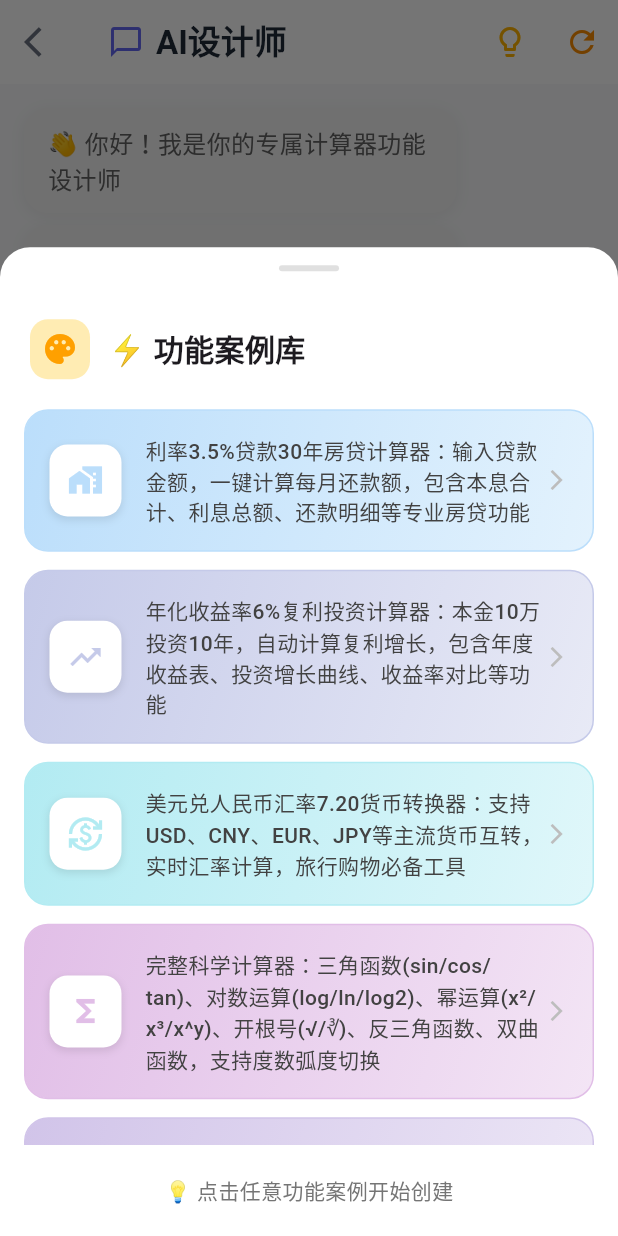
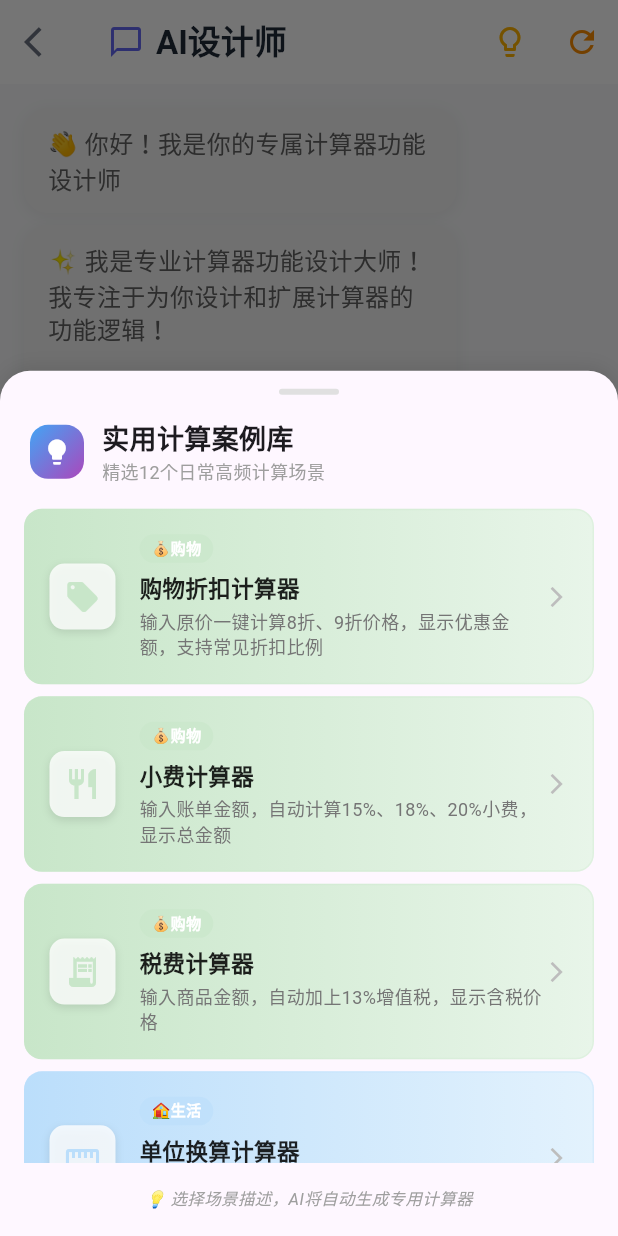
Before and after one commit to visionwise-nick/Queee-Calculator, a Flutter app: the AICustomizeScreen screen opened directly, after a tap on the "lightbulb outline" icon, on a phone screen of 412 x 824 dp. Run offline on Flutter 3.47's test engine with Material 3 defaults, Android fonts, the phone set to English and light mode, and no system bars; our stand-ins replace math_expressions, shared_preferences; accounts and stored records are empty; Roboto replaces fonts that are missing (SF Pro Display).

```diff
--- a/lib/screens/ai_customize_screen.dart
+++ b/lib/screens/ai_customize_screen.dart
@@ -322,158 +322,195 @@ class _AICustomizeScreenState extends State<AICustomizeScreen>
     }
   }
 
-
-
-
-
-
-
   void _showQuickReplies() {
     final quickReplies = [
-      // 🏦 金融计算专家级
-      '利率3.5%贷款30年房贷计算器：输入贷款金额，一键计算每月还款额，包含本息合计、利息总额、还款明细等专业房贷功能',
-      '年化收益率6%复利投资计算器：本金10万投资10年，自动计算复利增长，包含年度收益表、投资增长曲线、收益率对比等功能',
-      '美元兑人民币汇率7.20货币转换器：支持USD、CNY、EUR、JPY等主流货币互转，实时汇率计算，旅行购物必备工具',
+      // 💰 日常购物场景 - 最高频实用
+      '购物折扣计算器：输入原价一键计算8折、9折价格，显示优惠金额，支持常见折扣比例',
+      '小费计算器：输入账单金额，自动计算15%、18%、20%小费，显示总金额',
+      '税费计算器：输入商品金额，自动加上13%增值税，显示含税价格',
 
-      // 🔬 科学计算专业级
-      '完整科学计算器：三角函数(sin/cos/tan)、对数运算(log/ln/log2)、幂运算(x²/x³/x^y)、开根号(√/∛)、反三角函数、双曲函数，支持度数弧度切换',
-      '工程师专用计算器：精密计算工具，包含科学常数(π/e)、统计函数(均值/方差/标准差)、组合排列(C/P)、阶乘、倒数等高级数学函数',
-      '程序员进制转换器：支持二进制、八进制、十进制、十六进制互转，位运算(AND/OR/XOR)，编程开发必备工具',
+      // 🏠 生活实用场景 - 简单实用
+      '单位换算计算器：支持常用单位转换，英寸转厘米、华氏度转摄氏度、磅转公斤',
+      'BMI计算器：输入身高体重，计算BMI指数，显示健康状态评估',
+      '油耗计算器：输入里程和油费，计算每公里油耗成本',
 
-      // 💼 实用工具专家级
-      'BMI健康指数计算器：输入身高体重自动计算BMI指数，提供健康评估建议，支持国际标准和亚洲标准对比分析',
-      '多功能单位转换器：长度(厘米↔英寸↔英尺)、重量(公斤↔磅↔盎司)、温度(摄氏度↔华氏度)、面积体积转换，生活工作全覆盖',
-      '智能折扣税费计算器：打8折+13%税费一键计算，支持优惠券叠加、会员折扣、税率计算，购物省钱神器',
+      // 📊 学习工作场景 - 高频使用
+      '百分比计算器：快速计算百分比、百分比增减、占比分析等常用百分比运算',
+      '平均分计算器：输入多个成绩，自动计算平均分、总分、最高最低分',
+      '比例计算器：解决比例问题，如3:4=x:12，自动计算未知数',
 
-      // 🎯 专业定制计算器
-      '餐厅小费计算器：15%/18%/20%小费标准，按人数平摊账单，支持自定义小费比例，聚餐必备工具',
-      '燃油效率计算器：油价8.5元/升，输入里程自动计算油费，支持百公里油耗、每公里成本分析，开车省钱助手',
-      '学生成绩统计器：输入各科分数自动计算平均分、总分、排名预估，支持加权平均、学分计算，学习成绩管理专家',
+      // 💼 基础金融场景 - 简化版本
+      '汇率换算器：美元、欧元、日元与人民币互换，支持常见汇率计算',
+      '利息计算器：计算存款利息、简单复利，输入本金利率自动计算收益',
+      '分期计算器：信用卡分期、花呗分期月供计算，支持常见分期期数',
     ];
 
     showModalBottomSheet(
       context: context,
+      isScrollControlled: true,
       backgroundColor: Colors.transparent,
-      isScrollControlled: true,
-      builder: (context) => Container(
-        height: MediaQuery.of(context).size.height * 0.8,
-        decoration: const BoxDecoration(
-          color: Colors.white,
-          borderRadius: BorderRadius.vertical(top: Radius.circular(20)),
+      builder: (context) {
+        return DraggableScrollableSheet(
+          initialChildSize: 0.7,
+          maxChildSize: 0.9,
+          minChildSize: 0.3,
+          builder: (context, scrollController) {
+            return Container(
+              decoration: BoxDecoration(
+                color: Theme.of(context).colorScheme.surface,
+                borderRadius: const BorderRadius.vertical(top: Radius.circular(20)),
+                boxShadow: [
+                  BoxShadow(
+                    color: Colors.black.withValues(alpha: 0.1),
+                    blurRadius: 10,
+                    offset: const Offset(0, -2),
+                  ),
+                ],
               ),
               child: Column(
                 children: [
+                  // 顶部拖拽指示器
                   Container(
+                    margin: const EdgeInsets.only(top: 12, bottom: 8),
                     width: 40,
                     height: 4,
-              margin: const EdgeInsets.symmetric(vertical: 12),
                     decoration: BoxDecoration(
                       color: Colors.grey.shade300,
                       borderRadius: BorderRadius.circular(2),
                     ),
                   ),
+
+                  // 标题
                   Padding(
-              padding: const EdgeInsets.all(20),
+                    padding: const EdgeInsets.symmetric(horizontal: 20, vertical: 8),
                     child: Row(
                       children: [
                         Container(
                           padding: const EdgeInsets.all(8),
                           decoration: BoxDecoration(
-                      color: Colors.amber.shade100,
+                            gradient: LinearGradient(
+                              colors: [Colors.blue.shade400, Colors.purple.shade400],
+                              begin: Alignment.topLeft,
+                              end: Alignment.bottomRight,
+                            ),
                             borderRadius: BorderRadius.circular(12),
                           ),
-                    child: Icon(Icons.palette, color: Colors.amber.shade700),
+                          child: const Icon(Icons.lightbulb, color: Colors.white, size: 20),
                         ),
                         const SizedBox(width: 12),
-                  const Text(
-                    '⚡ 功能案例库',
-                    style: TextStyle(fontSize: 20, fontWeight: FontWeight.bold),
+                        const Expanded(
+                          child: Column(
+                            crossAxisAlignment: CrossAxisAlignment.start,
+                            children: [
+                              Text(
+                                '实用计算案例库',
+                                style: TextStyle(
+                                  fontSize: 18,
+                                  fontWeight: FontWeight.bold,
+                                ),
+                              ),
+                              Text(
+                                '精选12个日常高频计算场景',
+                                style: TextStyle(
+                                  fontSize: 12,
+                                  color: Colors.grey,
+                                ),
                               ),
                             ],
                           ),
                         ),
+                      ],
+                    ),
+                  ),
+
+                  // 案例列表
                   Expanded(
                     child: ListView.builder(
-                padding: const EdgeInsets.symmetric(horizontal: 16),
+                      controller: scrollController,
+                      padding: const EdgeInsets.symmetric(horizontal: 16, vertical: 8),
                       itemCount: quickReplies.length,
                       itemBuilder: (context, index) {
-                  final reply = quickReplies[index];
+                        // 按类别分组的颜色和图标
                         final colors = [
-                    // 🏦 金融计算专家级 - 蓝色系
+                          // 购物场景 - 绿色系
+                          [Colors.green.shade100, Colors.green.shade50],
+                          [Colors.green.shade100, Colors.green.shade50],
+                          [Colors.green.shade100, Colors.green.shade50],
+                          // 生活实用 - 蓝色系
                           [Colors.blue.shade100, Colors.blue.shade50],
-                    [Colors.indigo.shade100, Colors.indigo.shade50],
-                    [Colors.cyan.shade100, Colors.cyan.shade50],
-
-                    // 🔬 科学计算专业级 - 紫色系
+                          [Colors.blue.shade100, Colors.blue.shade50],
+                          [Colors.blue.shade100, Colors.blue.shade50],
+                          // 学习工作 - 紫色系
                           [Colors.purple.shade100, Colors.purple.shade50],
-                    [Colors.deepPurple.shade100, Colors.deepPurple.shade50],
-                    [Colors.teal.shade100, Colors.teal.shade50],
-
-                    // 💼 实用工具专家级 - 绿色系
-                    [Colors.green.shade100, Colors.green.shade50],
-                    [Colors.lightGreen.shade100, Colors.lightGreen.shade50],
+                          [Colors.purple.shade100, Colors.purple.shade50],
+                          [Colors.purple.shade100, Colors.purple.shade50],
+                          // 基础金融 - 橙色系
                           [Colors.orange.shade100, Colors.orange.shade50],
-
-                    // 🎯 专业定制计算器 - 暖色系
-                    [Colors.pink.shade100, Colors.pink.shade50],
-                    [Colors.amber.shade100, Colors.amber.shade50],
-                    [Colors.red.shade100, Colors.red.shade50],
+                          [Colors.orange.shade100, Colors.orange.shade50],
+                          [Colors.orange.shade100, Colors.orange.shade50],
                         ];
 
                         final colorPair = colors[index % colors.length];
                         final icons = [
-                    // 🏦 金融计算专家级
-                    Icons.home_work,           // 房贷计算器
-                    Icons.trending_up,         // 复利投资计算器
-                    Icons.currency_exchange,   // 货币转换器
+                          // 购物场景
+                          Icons.local_offer,    // 折扣
+                          Icons.restaurant,     // 小费
+                          Icons.receipt_long,   // 税费
+                          // 生活实用
+                          Icons.straighten,     // 单位换算
+                          Icons.monitor_weight, // BMI
+                          Icons.local_gas_station, // 油耗
+                          // 学习工作
+                          Icons.percent,        // 百分比
+                          Icons.calculate,      // 平均分
+                          Icons.compare_arrows, // 比例
+                          // 基础金融
+                          Icons.currency_exchange, // 汇率
+                          Icons.savings,        // 利息
+                          Icons.credit_card,    // 分期
+                        ];
 
-                    // 🔬 科学计算专业级
-                    Icons.functions,           // 完整科学计算器
-                    Icons.engineering,         // 工程师专用计算器
-                    Icons.developer_mode,      // 程序员进制转换器
-
-                    // 💼 实用工具专家级
-                    Icons.health_and_safety,   // BMI健康指数计算器
-                    Icons.swap_horiz,          // 多功能单位转换器
-                    Icons.local_offer,         // 智能折扣税费计算器
-
-                    // 🎯 专业定制计算器
-                    Icons.restaurant,          // 餐厅小费计算器
-                    Icons.local_gas_station,   // 燃油效率计算器
-                    Icons.school,              // 学生成绩统计器
+                        final categories = [
+                          '💰购物', '💰购物', '💰购物',
+                          '🏠生活', '🏠生活', '🏠生活',
+                          '📊学习', '📊学习', '📊学习',
+                          '💼金融', '💼金融', '💼金融',
                         ];
 
                         return Container(
-                    margin: const EdgeInsets.only(bottom: 12),
+                          margin: const EdgeInsets.only(bottom: 8),
+                          decoration: BoxDecoration(
+                            gradient: LinearGradient(
+                              colors: colorPair,
+                              begin: Alignment.centerLeft,
+                              end: Alignment.centerRight,
+                            ),
+                            borderRadius: BorderRadius.circular(12),
+                            border: Border.all(
+                              color: colorPair[0].withValues(alpha: 0.3),
+                              width: 1,
+                            ),
+                          ),
                           child: Material(
                             color: Colors.transparent,
                             child: InkWell(
+                              borderRadius: BorderRadius.circular(12),
                               onTap: () {
                                 Navigator.pop(context);
-                          _sendMessage(reply);
+                                _sendMessage(quickReplies[index]);
                               },
-                        borderRadius: BorderRadius.circular(16),
-                        child: Container(
+                              child: Padding(
                                 padding: const EdgeInsets.all(16),
-                          decoration: BoxDecoration(
-                            gradient: LinearGradient(
-                              colors: colorPair,
-                              begin: Alignment.topLeft,
-                              end: Alignment.bottomRight,
-                            ),
-                            borderRadius: BorderRadius.circular(16),
-                            border: Border.all(color: colorPair[0]),
-                          ),
                                 child: Row(
                                   children: [
                                     Container(
-                                padding: const EdgeInsets.all(12),
+                                      padding: const EdgeInsets.all(10),
                                       decoration: BoxDecoration(
-                                  color: Colors.white,
-                                  borderRadius: BorderRadius.circular(12),
+                                        color: Colors.white.withValues(alpha: 0.8),
+                                        borderRadius: BorderRadius.circular(10),
                                         boxShadow: [
                                           BoxShadow(
-                                      color: Colors.black.withOpacity(0.1),
+                                            color: Colors.black.withValues(alpha: 0.1),
                                             blurRadius: 4,
                                             offset: const Offset(0, 2),
                                           ),
@@ -487,14 +524,54 @@ class _AICustomizeScreenState extends State<AICustomizeScreen>
                                     ),
                                     const SizedBox(width: 16),
                                     Expanded(
+                                      child: Column(
+                                        crossAxisAlignment: CrossAxisAlignment.start,
+                                        children: [
+                                          Row(
+                                            children: [
+                                              Container(
+                                                padding: const EdgeInsets.symmetric(
+                                                  horizontal: 8,
+                                                  vertical: 2
+                                                ),
+                                                decoration: BoxDecoration(
+                                                  color: colorPair[0].withValues(alpha: 0.6),
+                                                  borderRadius: BorderRadius.circular(10),
+                                                ),
                                                 child: Text(
-                                  reply,
+                                                  categories[index],
+                                                  style: const TextStyle(
+                                                    fontSize: 10,
+                                                    fontWeight: FontWeight.w600,
+                                                    color: Colors.white,
+                                                  ),
+                                                ),
+                                              ),
+                                            ],
+                                          ),
+                                          const SizedBox(height: 6),
+                                          Text(
+                                            quickReplies[index].split('：')[0],
+                                            style: const TextStyle(
+                                              fontSize: 15,
+                                              fontWeight: FontWeight.w600,
+                                              color: Colors.black87,
+                                            ),
+                                          ),
+                                          const SizedBox(height: 4),
+                                          Text(
+                                            quickReplies[index].split('：').length > 1
+                                                ? quickReplies[index].split('：')[1]
+                                                : quickReplies[index],
                                             style: TextStyle(
-                                    fontSize: 14,
-                                    height: 1.4,
-                                    color: Colors.grey.shade800,
-                                    fontWeight: FontWeight.w500,
+                                              fontSize: 12,
+                                              color: Colors.grey.shade600,
+                                              height: 1.3,
                                             ),
+                                            maxLines: 2,
+                                            overflow: TextOverflow.ellipsis,
+                                          ),
+                                        ],
                                       ),
                                     ),
                                     Icon(
@@ -512,19 +589,25 @@ class _AICustomizeScreenState extends State<AICustomizeScreen>
                     ),
                   ),
 
+                  // 底部提示
                   Padding(
-              padding: const EdgeInsets.all(20),
+                    padding: const EdgeInsets.all(16),
                     child: Text(
-                '💡 点击任意功能案例开始创建',
+                      '💡 选择场景描述，AI将自动生成专用计算器',
+                      textAlign: TextAlign.center,
                       style: TextStyle(
-                  color: Colors.grey.shade600,
-                fontSize: 14,
+                        fontSize: 11,
+                        color: Colors.grey.shade500,
+                        fontStyle: FontStyle.italic,
                       ),
                     ),
                   ),
                 ],
               ),
-      ),
+            );
+          },
+        );
+      },
     );
   }
 
@@ -587,8 +670,6 @@ class _AICustomizeScreenState extends State<AICustomizeScreen>
       ),
     );
   }
-
-
 
   Widget _buildMessageBubble(ConversationMessage message, int index) {
     final isUser = message.type == MessageType.user;
```
Lines whose indentation alone changed are shown as unchanged.
